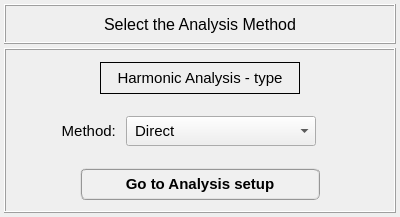
This is pulse/interface/ui_files/analysis/general/harmonic_analysis_method.ui in open-pulse/OpenPulse as Qt 5 draws it before an edit. The edited form follows.
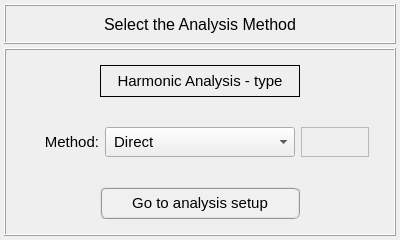
This is the edited form. Icons and pictures are not drawn.

Commit message: Refactoring UI analysis classes

The edit to the form file:
```diff
--- a/pulse/interface/ui_files/analysis/general/harmonic_analysis_method.ui
+++ b/pulse/interface/ui_files/analysis/general/harmonic_analysis_method.ui
@@ -10,7 +10,7 @@
     <x>0</x>
     <y>0</y>
     <width>400</width>
-    <height>217</height>
+    <height>240</height>
    </rect>
   </property>
   <property name="sizePolicy">
@@ -22,13 +22,13 @@
   <property name="minimumSize">
    <size>
     <width>400</width>
-    <height>217</height>
+    <height>240</height>
    </size>
   </property>
   <property name="maximumSize">
    <size>
     <width>400</width>
-    <height>217</height>
+    <height>240</height>
    </size>
   </property>
   <property name="contextMenuPolicy">
@@ -150,16 +150,16 @@
      </property>
      <layout class="QGridLayout" name="gridLayout_6">
       <property name="leftMargin">
-       <number>4</number>
+       <number>0</number>
       </property>
       <property name="topMargin">
-       <number>4</number>
+       <number>0</number>
       </property>
       <property name="rightMargin">
-       <number>4</number>
+       <number>0</number>
       </property>
       <property name="bottomMargin">
-       <number>4</number>
+       <number>0</number>
       </property>
       <item row="0" column="0">
        <widget class="QFrame" name="frame_3">
@@ -171,7 +171,7 @@
         </property>
         <property name="maximumSize">
          <size>
-          <width>360</width>
+          <width>1000</width>
           <height>48</height>
          </size>
         </property>
@@ -194,16 +194,6 @@
          <property name="bottomMargin">
           <number>4</number>
          </property>
-         <item row="0" column="0">
-          <widget class="QFrame" name="frame_7">
-           <property name="frameShape">
-            <enum>QFrame::NoFrame</enum>
-           </property>
-           <property name="frameShadow">
-            <enum>QFrame::Raised</enum>
-           </property>
-          </widget>
-         </item>
          <item row="0" column="1">
           <widget class="QLabel" name="label_title">
            <property name="minimumSize">
@@ -245,14 +235,30 @@
           </widget>
          </item>
          <item row="0" column="2">
-          <widget class="QFrame" name="frame_8">
-           <property name="frameShape">
-            <enum>QFrame::NoFrame</enum>
+          <spacer name="horizontalSpacer">
+           <property name="orientation">
+            <enum>Qt::Horizontal</enum>
            </property>
-           <property name="frameShadow">
-            <enum>QFrame::Raised</enum>
+           <property name="sizeHint" stdset="0">
+            <size>
+             <width>40</width>
+             <height>20</height>
+            </size>
            </property>
-          </widget>
+          </spacer>
+         </item>
+         <item row="0" column="0">
+          <spacer name="horizontalSpacer_2">
+           <property name="orientation">
+            <enum>Qt::Horizontal</enum>
+           </property>
+           <property name="sizeHint" stdset="0">
+            <size>
+             <width>40</width>
+             <height>20</height>
+            </size>
+           </property>
+          </spacer>
          </item>
         </layout>
        </widget>
@@ -267,7 +273,7 @@
         </property>
         <property name="maximumSize">
          <size>
-          <width>360</width>
+          <width>1000</width>
           <height>48</height>
          </size>
         </property>
@@ -290,37 +296,7 @@
          <property name="bottomMargin">
           <number>0</number>
          </property>
-         <item row="0" column="0">
-          <widget class="QLabel" name="label_2">
-           <property name="minimumSize">
-            <size>
-             <width>100</width>
-             <height>0</height>
-            </size>
-           </property>
-           <property name="maximumSize">
-            <size>
-             <width>100</width>
-             <height>16777215</height>
-            </size>
-           </property>
-           <property name="font">
-            <font>
-             <family>MS Shell Dlg 2</family>
-             <pointsize>11</pointsize>
-             <weight>50</weight>
-             <bold>false</bold>
-            </font>
-           </property>
-           <property name="text">
-            <string>Method: </string>
-           </property>
-           <property name="alignment">
-            <set>Qt::AlignRight|Qt::AlignTrailing|Qt::AlignVCenter</set>
-           </property>
-          </widget>
-         </item>
-         <item row="0" column="1">
+         <item row="0" column="2">
           <widget class="QComboBox" name="comboBox">
            <property name="minimumSize">
             <size>
@@ -361,10 +337,78 @@
            </item>
           </widget>
          </item>
-         <item row="0" column="2">
+         <item row="0" column="1">
+          <widget class="QLabel" name="label_2">
+           <property name="minimumSize">
+            <size>
+             <width>68</width>
+             <height>0</height>
+            </size>
+           </property>
+           <property name="maximumSize">
+            <size>
+             <width>68</width>
+             <height>16777215</height>
+            </size>
+           </property>
+           <property name="font">
+            <font>
+             <family>MS Shell Dlg 2</family>
+             <pointsize>11</pointsize>
+             <weight>50</weight>
+             <bold>false</bold>
+            </font>
+           </property>
+           <property name="text">
+            <string>Method:</string>
+           </property>
+           <property name="alignment">
+            <set>Qt::AlignRight|Qt::AlignTrailing|Qt::AlignVCenter</set>
+           </property>
+          </widget>
+         </item>
+         <item row="0" column="0">
+          <spacer name="horizontalSpacer_4">
+           <property name="orientation">
+            <enum>Qt::Horizontal</enum>
+           </property>
+           <property name="sizeHint" stdset="0">
+            <size>
+             <width>40</width>
+             <height>20</height>
+            </size>
+           </property>
+          </spacer>
+         </item>
+         <item row="0" column="4">
+          <spacer name="horizontalSpacer_3">
+           <property name="orientation">
+            <enum>Qt::Horizontal</enum>
+           </property>
+           <property name="sizeHint" stdset="0">
+            <size>
+             <width>40</width>
+             <height>20</height>
+            </size>
+           </property>
+          </spacer>
+         </item>
+         <item row="0" column="3">
           <widget class="QFrame" name="frame_6">
+           <property name="minimumSize">
+            <size>
+             <width>68</width>
+             <height>0</height>
+            </size>
+           </property>
+           <property name="maximumSize">
+            <size>
+             <width>68</width>
+             <height>16777215</height>
+            </size>
+           </property>
            <property name="frameShape">
-            <enum>QFrame::NoFrame</enum>
+            <enum>QFrame::StyledPanel</enum>
            </property>
            <property name="frameShadow">
             <enum>QFrame::Raised</enum>
@@ -375,7 +419,7 @@
        </widget>
       </item>
       <item row="2" column="0">
-       <widget class="QFrame" name="frame_5">
+       <widget class="QFrame" name="frame_button">
         <property name="minimumSize">
          <size>
           <width>360</width>
@@ -384,7 +428,7 @@
         </property>
         <property name="maximumSize">
          <size>
-          <width>360</width>
+          <width>1000</width>
           <height>48</height>
          </size>
         </property>
@@ -411,16 +455,16 @@
           <number>0</number>
          </property>
          <item row="0" column="0">
-          <widget class="QPushButton" name="pushButton_2">
+          <widget class="QPushButton" name="pushButton_go_to_analysis_setup">
            <property name="minimumSize">
             <size>
-             <width>240</width>
+             <width>200</width>
              <height>32</height>
             </size>
            </property>
            <property name="maximumSize">
             <size>
-             <width>240</width>
+             <width>200</width>
              <height>32</height>
             </size>
            </property>
@@ -428,18 +472,18 @@
             <font>
              <family>MS Shell Dlg 2</family>
              <pointsize>11</pointsize>
-             <weight>75</weight>
+             <weight>9</weight>
              <italic>false</italic>
-             <bold>true</bold>
+             <bold>false</bold>
             </font>
            </property>
            <property name="styleSheet">
-            <string notr="true">QPushButton{border-radius: 6px; border-color: rgb(150, 150, 150); border-style: ridge; border-width: 2px; color: rgb(0, 0, 0); background-color: rgb(240, 240, 240); font: 75 bold 11pt &quot;MS Shell Dlg 2&quot;}
-QPushButton:hover{border-radius: 6px; border-color: rgb(0, 170, 255); border-style: ridge; border-width: 2px; color: rgb(0, 0, 0); background-color: rgba(174, 213, 255, 100); font: 75 bold 11pt &quot;MS Shell Dlg 2&quot;}
-QPushButton:pressed{border-radius: 6px; border-color: rgb(0, 170, 255); border-style: ridge; border-width: 3px; color: rgb(0, 0, 0); background-color: rgb(174, 213, 255); font: 75 bold 11pt &quot;MS Shell Dlg 2&quot;}</string>
+            <string notr="true">QPushButton{border-radius: 6px; border-color: rgb(150, 150, 150); border-style: ridge; border-width: 2px; color: rgb(0, 0, 0); background-color: rgb(240, 240, 240); font: 75 11pt &quot;MS Shell Dlg 2&quot;}
+QPushButton:hover{border-radius: 6px; border-color: rgb(0, 170, 255); border-style: ridge; border-width: 2px; color: rgb(0, 0, 0); background-color: rgba(174, 213, 255, 100); font: 75 11pt &quot;MS Shell Dlg 2&quot;}
+QPushButton:pressed{border-radius: 6px; border-color: rgb(0, 170, 255); border-style: ridge; border-width: 3px; color: rgb(0, 0, 0); background-color: rgb(174, 213, 255); font: 75 11pt &quot;MS Shell Dlg 2&quot;}</string>
            </property>
            <property name="text">
-            <string>Go to Analysis setup</string>
+            <string>Go to analysis setup</string>
            </property>
           </widget>
          </item>
```
The commit also changes 22 other files.
